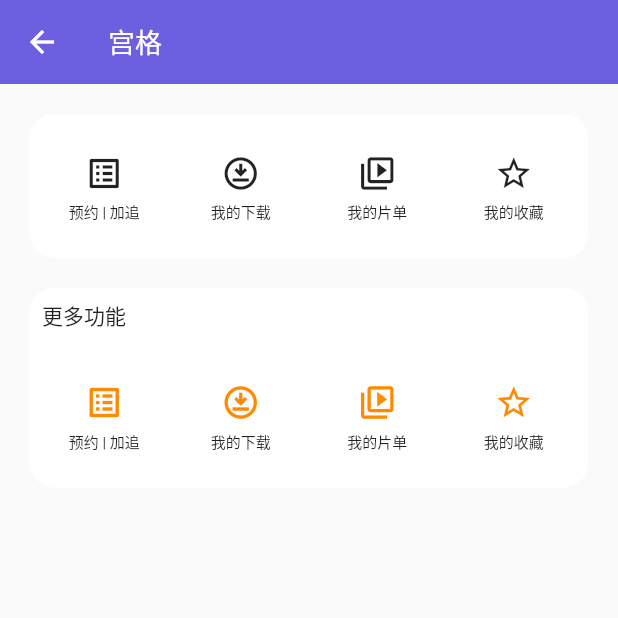
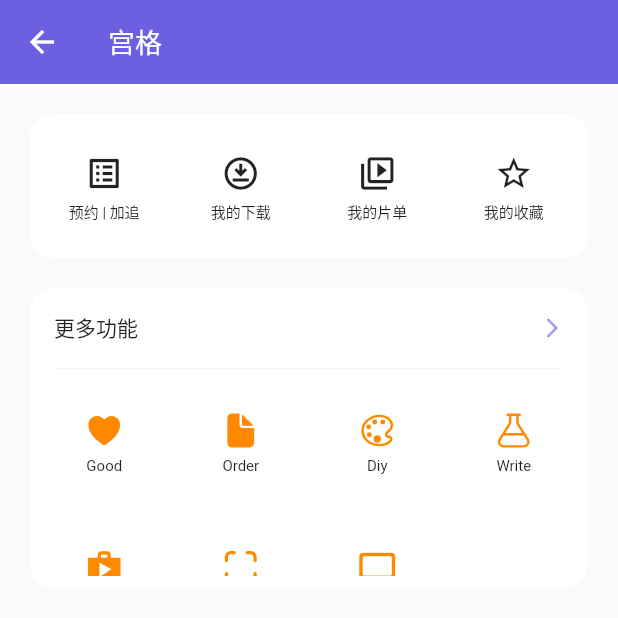
Before and after one commit to keep2zero/flutter_cxui, a Flutter app: the PagePlaceGrid screen opened by its route, on a phone screen of 412 x 824 dp, the top half of it. Run offline on Flutter 3.47's test engine with Material 2 defaults, Android fonts, the phone set to English and light mode, and no system bars; our stand-ins replace ionicons.

Commit message:
opt: 优化界面示例

```diff
--- a/lib/data/place_grid_data.dart
+++ b/lib/data/place_grid_data.dart
@@ -1,6 +1,7 @@
 import 'package:flutter/material.dart';
 import 'package:flutter_cxui/components/place_grid/place_grid.dart';
 import 'package:flutter_cxui/config.dart';
+import 'package:ionicons/ionicons.dart';
 
 List<PlaceGridItem> pgi_01 = [
   PlaceGridItem(
@@ -32,29 +33,47 @@ List<PlaceGridItem> pgi_01 = [
 ];
 List<PlaceGridItem> pgi_02 = [
   PlaceGridItem(
-    icon: Icons.list_alt,
-    title: "预约 | 加追",
+    icon: Ionicons.heart,
+    title: "Good",
     iconSize: 26,
     iconColor: CxConfig.highlight,
     // color: gcolor,
   ),
   PlaceGridItem(
-    icon: Icons.download_for_offline_outlined,
-    title: "我的下载",
+    icon: Ionicons.document,
+    title: "Order",
     iconSize: 26,
     iconColor: CxConfig.highlight,
     // color: gcolor,
   ),
   PlaceGridItem(
-    icon: Icons.video_collection_outlined,
-    title: "我的片单",
+    icon: Ionicons.color_palette_outline,
+    title: "Diy",
     iconSize: 26,
     iconColor: CxConfig.highlight,
     // color: Colors.purple,
   ),
   PlaceGridItem(
-    icon: Icons.star_border,
-    title: "我的收藏",
+    icon: Ionicons.flask_outline,
+    title: "Write",
+    iconColor: CxConfig.highlight,
+    iconSize: 26,
+  ),
+  PlaceGridItem(
+    icon: Icons.shop,
+    title: "Shop",
+    iconColor: CxConfig.highlight,
+    iconSize: 26,
+  ),
+  PlaceGridItem(
+    icon: Ionicons.scan,
+    title: "Scan",
+    iconColor: CxConfig.highlight,
+    iconSize: 26,
+  ),
+  PlaceGridItem(
+    icon: Icons.tv_rounded,
+    title: "Tv",
     iconColor: CxConfig.highlight,
     iconSize: 26,
   ),
--- a/lib/pages/page_place_grid.dart
+++ b/lib/pages/page_place_grid.dart
@@ -27,11 +27,25 @@ class PagePlaceGrid extends StatelessWidget {
               height: 20,
             ),
             CxCard(
+              // minHeight: 200,
               radius: 16,
               hdBgColor: CxConfig.white,
+              hdPadding:
+                  const EdgeInsets.symmetric(vertical: 16, horizontal: 16),
               bgColor: CxConfig.white,
+              hdSplit: true,
+              hdSplitMargin: const EdgeInsets.symmetric(horizontal: 16),
               title: "更多功能",
+
+              actions: [
+                Icon(
+                  Icons.arrow_forward_ios_rounded,
+                  color: CxConfig.primary.withAlpha(160),
+                  size: 16,
+                ),
+              ],
               body: CxPlaceGrid(
+                height: 130,
                 cols: 4,
                 items: pgi_02,
               ),
```
